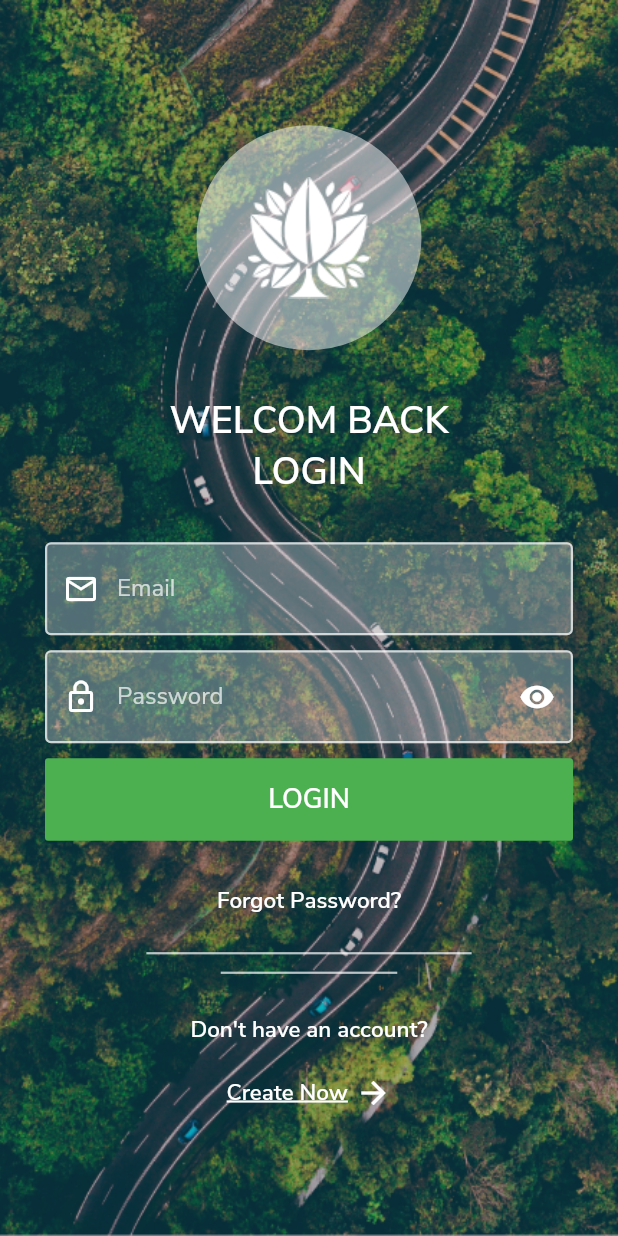
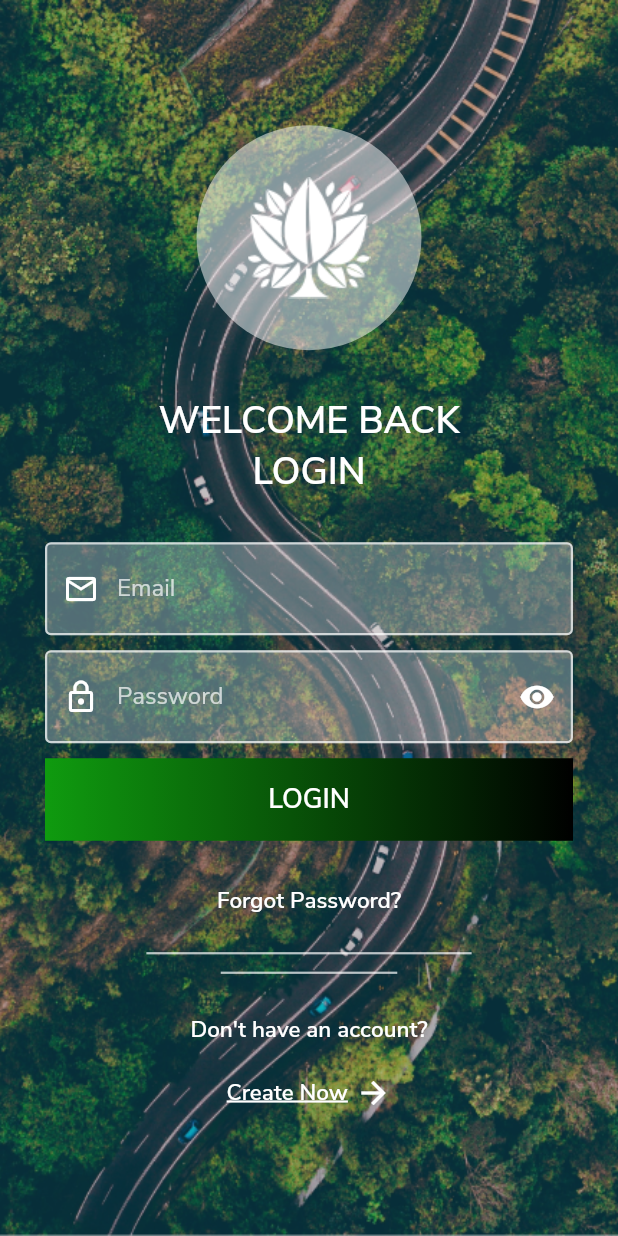
Before and after one commit to Rexsunon/LoginUi, a Flutter app: the screen it shows after launch, on a phone screen of 412 x 824 dp. Run offline on Flutter 3.47's test engine with Material 2 defaults, Android fonts, the phone set to English and light mode, and no system bars; our stand-ins replace page_transition.

Commit message:
Fixed typo

```diff
--- a/lib/screens/login.dart
+++ b/lib/screens/login.dart
@@ -55,7 +55,7 @@ class _LoginState extends State<Login> {
               ),
               SizedBox(height: 30.0),
               Text(
-                "Welcom back\nlogin".toUpperCase(),
+                "Welcome back\nlogin".toUpperCase(),
                 style: TextStyle(
                   color: Colors.white,
                   fontWeight: FontWeight.bold,
--- a/lib/widgets/gradient_button.dart
+++ b/lib/widgets/gradient_button.dart
@@ -10,9 +10,15 @@ class GradientButton extends StatelessWidget {
   Widget build(BuildContext context) {
     return SizedBox(
       width: MediaQuery.of(context).size.width,
+      child: Container(
+        decoration: BoxDecoration(
+          gradient: LinearGradient(colors: [Color(0XFF0F9B0F), Color(0xFF000000)],
+            begin: Alignment.centerLeft,
+            end: Alignment.centerRight,
+          ),
+        ),
         child: FlatButton(
           onPressed: onPress,
-        color: Colors.green,
           splashColor: Colors.greenAccent,
           padding: EdgeInsets.all(15.0),
             child: Text(
@@ -20,6 +26,7 @@ class GradientButton extends StatelessWidget {
               style: TextStyle(color: Colors.white, fontSize: 18, fontWeight: FontWeight.w700),
             ),
           ),
+      ),
     );
   }
 }
```
Lines whose indentation alone changed are shown as unchanged.
